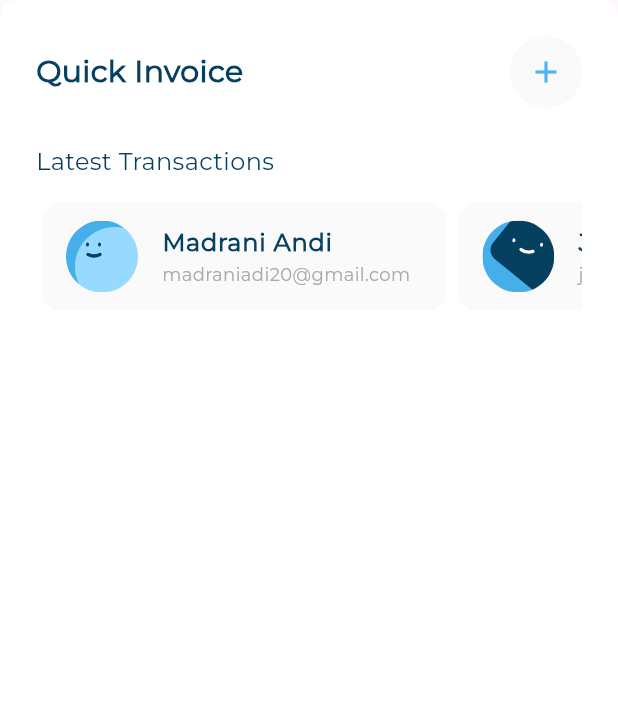
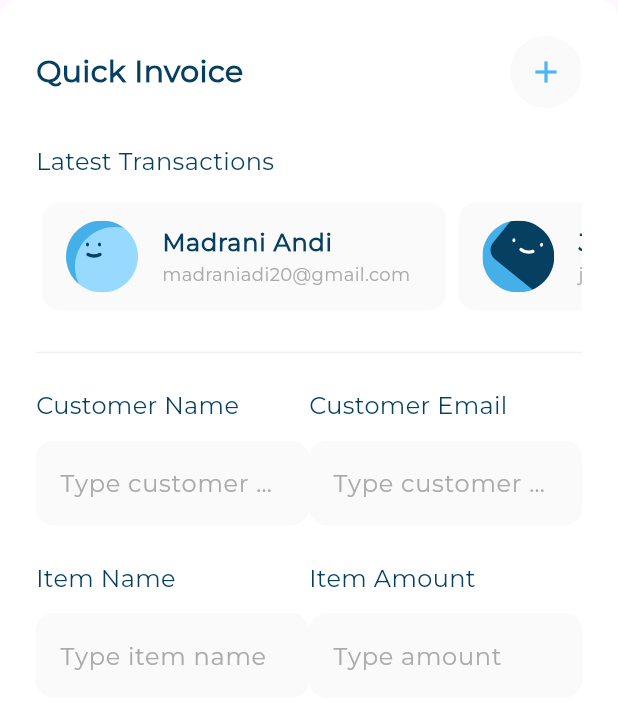
Before and after one commit to omarabady1/Responsive-Admin-Dashboard, a Flutter app: the QuickInvoice widget shown alone on an empty page, opened directly, on a phone screen of 412 x 824 dp. Shown: the top 709 px of the screen. Run offline on Flutter 3.47's test engine with Material 3 defaults, Android fonts, the phone set to English and light mode, and no system bars; our stand-ins replace flutter_svg.

Commit message:
Create QuickInvoiceForm

```diff
--- a/lib/widgets/desktop_layout.dart
+++ b/lib/widgets/desktop_layout.dart
@@ -14,9 +14,11 @@ class DesktopLayout extends StatelessWidget {
         SizedBox(width: 32),
         Expanded(
           flex: 2,
-          child: Column(
-            mainAxisAlignment: MainAxisAlignment.start,
-            children: [AllExpenses(), SizedBox(height: 24), QuickInvoice()],
+          child: SingleChildScrollView(
+            child: Column(
+              mainAxisAlignment: MainAxisAlignment.start,
+              children: [AllExpenses(), SizedBox(height: 24), QuickInvoice()],
+            ),
           ),
         ),
       ],
--- a/lib/widgets/quick_invoice.dart
+++ b/lib/widgets/quick_invoice.dart
@@ -1,7 +1,7 @@
 import 'package:flutter/material.dart';
 import 'package:responsive_admin_dashboard/utils/app_styles.dart';
+import 'package:responsive_admin_dashboard/widgets/quick_invoice_form.dart';
 import 'package:responsive_admin_dashboard/widgets/quick_invoice_header.dart';
-
 import 'latest_transactions_list.dart';
 
 class QuickInvoice extends StatelessWidget {
@@ -23,6 +23,8 @@ class QuickInvoice extends StatelessWidget {
           Text('Latest Transactions', style: AppStyle.styleMedium16),
           SizedBox(height: 12),
           LatestTransactionsList(),
+          Divider(color: const Color(0xffF1F1F1), height: 48,),
+          QuickInvoiceForm(),
         ],
       ),
     );
--- /dev/null
+++ b/lib/widgets/quick_invoice_form.dart
@@ -0,0 +1,38 @@
+import 'package:flutter/material.dart';
+import 'package:responsive_admin_dashboard/widgets/title_text_field.dart';
+
+class QuickInvoiceForm extends StatelessWidget {
+  const QuickInvoiceForm({
+    super.key,
+  });
+
+  @override
+  Widget build(BuildContext context) {
+    return Column(
+      children: [
+        Row(
+          children: [
+            Expanded(
+              child: TitleTextField(title: 'Customer Name', hint: 'Type customer name',),
+            ),
+            Expanded(
+              child: TitleTextField(title: 'Customer Email', hint: 'Type customer email',),
+            ),
+          ],
+        ),
+        SizedBox(height: 24,),
+        Row(
+          children: [
+            Expanded(
+              child: TitleTextField(title: 'Item Name', hint: 'Type item name',),
+            ),
+            Expanded(
+              child: TitleTextField(title: 'Item Amount', hint: 'Type amount',),
+            ),
+          ],
+        ),
+        SizedBox(height: 24,),
+      ],
+    );
+  }
+}
```
